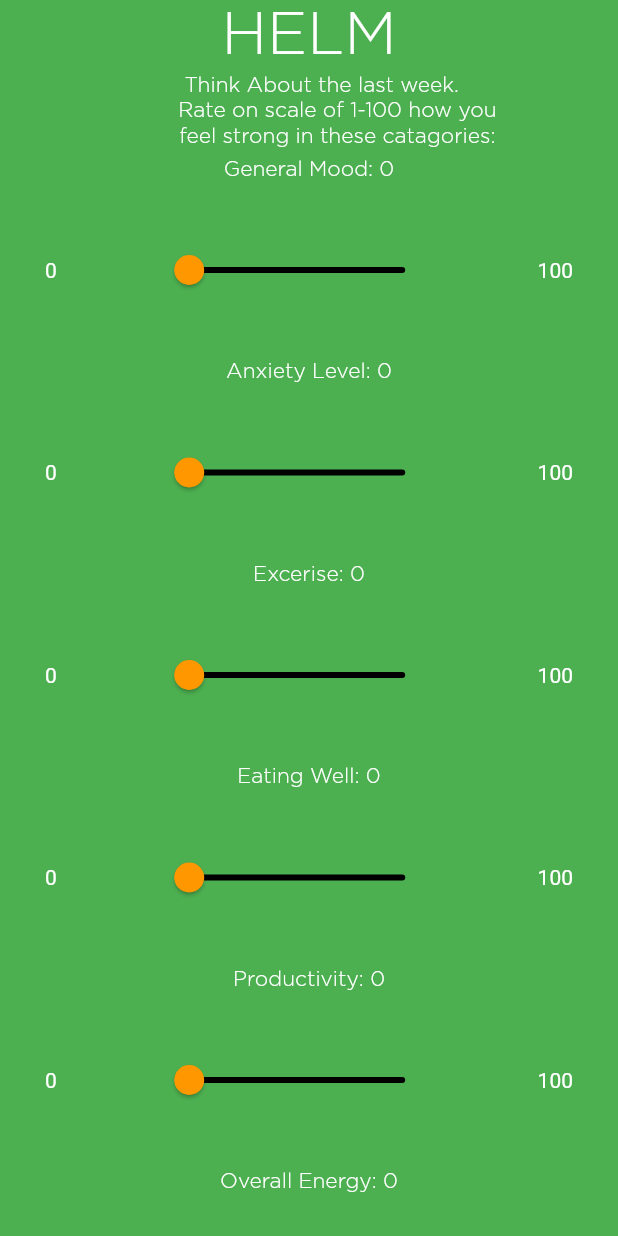
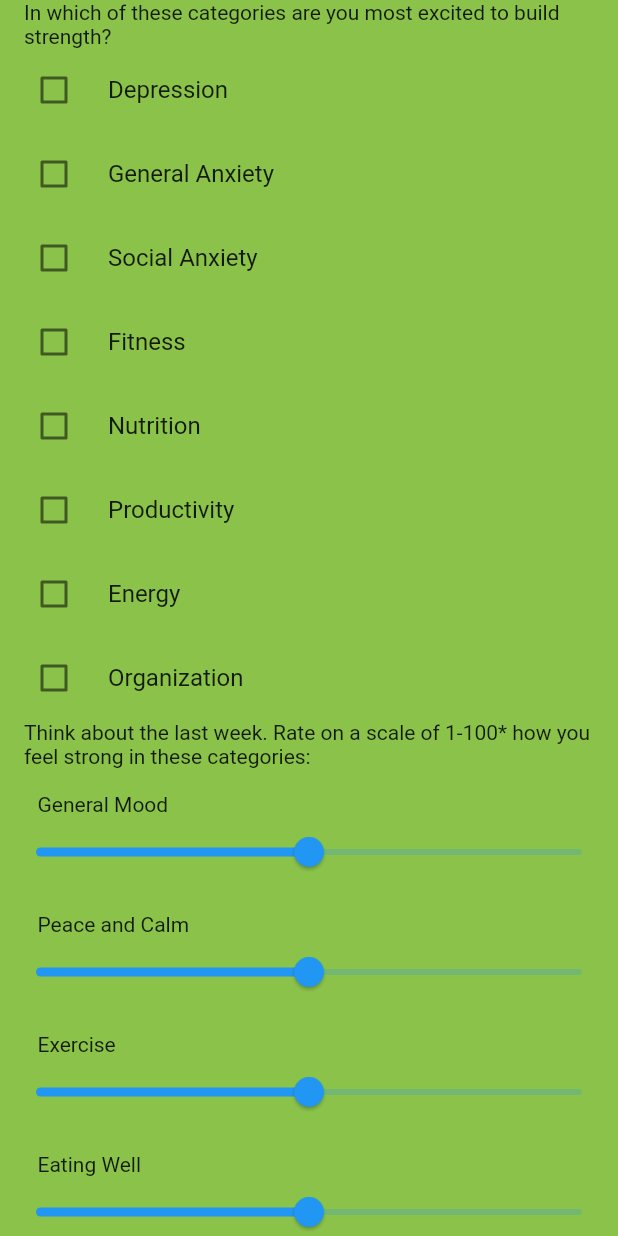
Before and after one commit to Luckey-Elijah/Helm, a Flutter app: the screen it shows after launch, after a tap on "Start my journey", on a phone screen of 412 x 824 dp. Run offline on Flutter 3.47's test engine with Material 2 defaults, Android fonts, the phone set to English and light mode, and no system bars.

Commit message:
Onboarding view completed

```diff
--- a/lib/View/Helm.dart
+++ b/lib/View/Helm.dart
@@ -1,14 +1,13 @@
 import 'package:flutter/cupertino.dart';
 import 'package:flutter/material.dart';
-import 'package:senior_design/View/DailyCheckinSlider.dart';
 import 'package:senior_design/View/JournalEntryView.dart';
+import 'package:senior_design/View/OnboardingView.dart';
 
 import 'CampView.dart';
 import 'MissionView.dart';
 import 'ProfileView.dart';
 import 'ResourceView.dart';
 import 'TaskView.dart';
-import 'DailyCheckinSlider.dart';
 
 class Helm extends StatelessWidget {
   @override
@@ -19,20 +18,20 @@ class Helm extends StatelessWidget {
     Widget profileView = ProfileView();
     Widget resourceView = ResourceView();
     Widget taskView = TaskView();
-    Widget journalView = JournalEntryView();
-    Widget checkin = DailyCheckin();
+
 
     // TODO: implement build
     return Scaffold(
         body: PageView(
           children: <Widget>[
 
-            checkin,
             campPage,
             missionPage,
             profileView,
             resourceView,
-            taskView
+            taskView,
+
+            //journalView
           ],
           scrollDirection: Axis.horizontal,
         )
--- /dev/null
+++ b/lib/View/OnboardingView.dart
@@ -0,0 +1,54 @@
+import 'package:flutter/cupertino.dart';
+import 'package:flutter/material.dart';
+import 'package:senior_design/View/Helm.dart';
+import 'package:senior_design/View/Widgets/JournalButton.dart';
+import 'package:senior_design/View/Widgets/OnboardingSlider.dart';
+import 'package:senior_design/View/Widgets/OnboardingSwitch.dart';
+
+class OnboardingView extends StatelessWidget
+{
+
+  @override
+  Widget build(BuildContext context) {
+    // TODO: implement build
+    return Scaffold(
+      backgroundColor: Colors.lightGreen,
+
+      body: ListView(
+        scrollDirection: Axis.vertical,
+
+        children: <Widget>[
+
+          Padding(padding: EdgeInsets.fromLTRB(16.0,0,0,0),child: Text("In which of these categories are you most excited to build strength?"),),
+          OnboardingSwitch(text: "Depression",),
+          OnboardingSwitch(text: "General Anxiety"),
+          OnboardingSwitch(text: "Social Anxiety"),
+          OnboardingSwitch(text: "Fitness"),
+          OnboardingSwitch(text: "Nutrition"),
+          OnboardingSwitch(text: "Productivity"),
+          OnboardingSwitch(text: "Energy"),
+          OnboardingSwitch(text: "Organization"),
+          Padding(padding: EdgeInsets.fromLTRB(16.0,0,0,0),child: Text("Think about the last week. Rate on a scale of 1-100* how you feel strong in these categories: "),),
+          Padding(padding: EdgeInsets.fromLTRB(25.0,16.0,0,0),child: Text("General Mood"),),
+          OnboardingSlider(),
+          Padding(padding: EdgeInsets.fromLTRB(25.0,16.0,0,0),child: Text("Peace and Calm"),),
+          OnboardingSlider(),
+          Padding(padding: EdgeInsets.fromLTRB(25.0,16.0,0,0),child: Text("Exercise"),),
+          OnboardingSlider(),
+          Padding(padding: EdgeInsets.fromLTRB(25.0,16.0,0,0),child: Text("Eating Well"),),
+          OnboardingSlider(),
+          Padding(padding: EdgeInsets.fromLTRB(25.0,16.0,0,0),child: Text("Productivity"),),
+          OnboardingSlider(),
+          Padding(padding: EdgeInsets.fromLTRB(25.0,16.0,0,0),child: Text("Overall Energy"),),
+          OnboardingSlider(),
+          Padding(padding: EdgeInsets.fromLTRB(25.0,16.0,0,0),child: Text("Staying Organized"),),
+          OnboardingSlider(),
+          JournalButton(journalEntry: "Continue",screen: Helm())
+
+
+        ],
+      )
+    );
+  }
+
+}
--- a/lib/View/StartView.dart
+++ b/lib/View/StartView.dart
@@ -1,6 +1,7 @@
 import 'package:flutter/cupertino.dart';
 import 'package:flutter/material.dart';
 import 'package:senior_design/View/Helm.dart';
+import 'package:senior_design/View/OnboardingView.dart';
 import 'package:senior_design/View/Widgets/ClearButton.dart';
 
 import 'Widgets/Button.dart';
@@ -12,6 +13,7 @@ class LoginView extends StatelessWidget {
   LoginButton button = new LoginButton();
   ClearButton cButton = new ClearButton();
   Helm helm = new Helm();
+  OnboardingView onView = new OnboardingView();
 
   @override
   Widget build(BuildContext context) {
@@ -46,7 +48,7 @@ class LoginView extends StatelessWidget {
             Align(
                 alignment: Alignment(0, .0), // Changes place of widget
                 child: LoginButton(
-                  pageToShow: helm,
+                  pageToShow: onView,
                 )
               // Created button in different class
             ),
--- /dev/null
+++ b/lib/View/Widgets/OnboardingSlider.dart
@@ -0,0 +1,41 @@
+import 'package:flutter/cupertino.dart';
+import 'package:flutter/material.dart';
+
+class OnboardingSlider extends StatefulWidget
+{
+
+  @override
+  OnboardingSliderParams createState() => new OnboardingSliderParams();
+}
+
+class OnboardingSliderParams extends State
+{
+  double sliderValue = 50.0;
+  @override
+  Widget build(BuildContext context) {
+    // TODO: implement build
+    return Stack(
+      alignment: Alignment.center,
+      children: <Widget>[
+        Slider(
+          min: 0.0,
+          max: 100.0,
+          onChanged: sliderStatus,
+          value: sliderValue,
+        )
+      ],
+    );
+  }
+
+  void sliderStatus(double input)
+  {
+    setState(() {
+      print(sliderValue);
+      sliderValue = input;
+
+    });
+
+
+  }
+
+}
--- /dev/null
+++ b/lib/View/Widgets/OnboardingSwitch.dart
@@ -0,0 +1,75 @@
+
+
+import 'package:flutter/cupertino.dart';
+import 'package:flutter/material.dart';
+
+class OnboardingSwitch extends StatefulWidget
+
+{
+  String text;
+
+  OnboardingSwitch({this.text});
+
+
+
+
+
+  @override
+  OnboardingSwitchClass createState() => new OnboardingSwitchClass(title: text);
+
+
+}
+
+class OnboardingSwitchClass extends State {
+
+  bool switchControl = false;
+  String title;
+
+
+  //OnboardingSwitchClass(title) : this.title = title;
+
+  OnboardingSwitchClass({this.title});
+
+  @override
+  Widget build(BuildContext context) {
+
+
+    return Stack(
+      alignment: Alignment.center,
+      children: <Widget>[
+        CheckboxListTile(
+          onChanged: switchStatus,
+          value: switchControl,
+          activeColor: Colors.blue,
+         checkColor: Colors.purple,
+         controlAffinity: ListTileControlAffinity.leading,
+          title: Text(title),
+
+        )
+      ],
+    );
+  }
+
+   void switchStatus(bool status)
+   {
+
+     if(status == false)
+       {
+         setState(() {
+           switchControl = status;
+
+         });
+
+       }
+     else
+       {
+         setState(() {
+           switchControl = status;
+
+         });
+
+       }
+
+   }
+
+}
```
